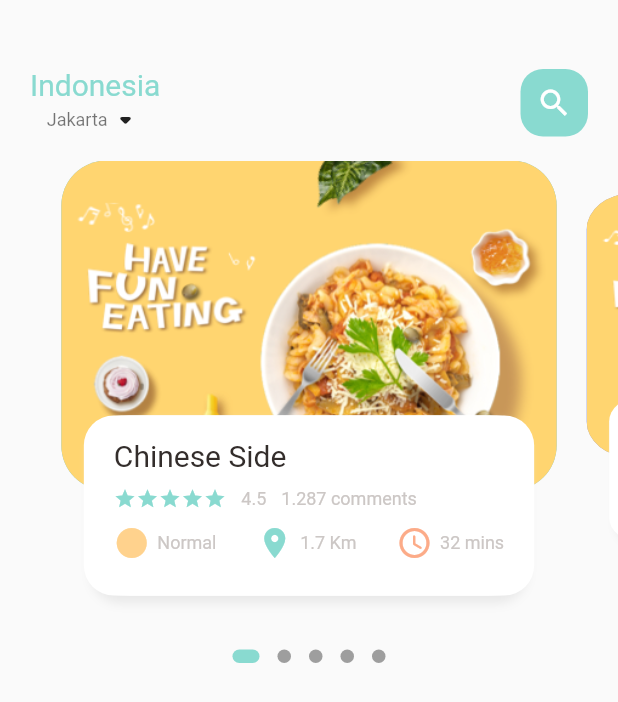
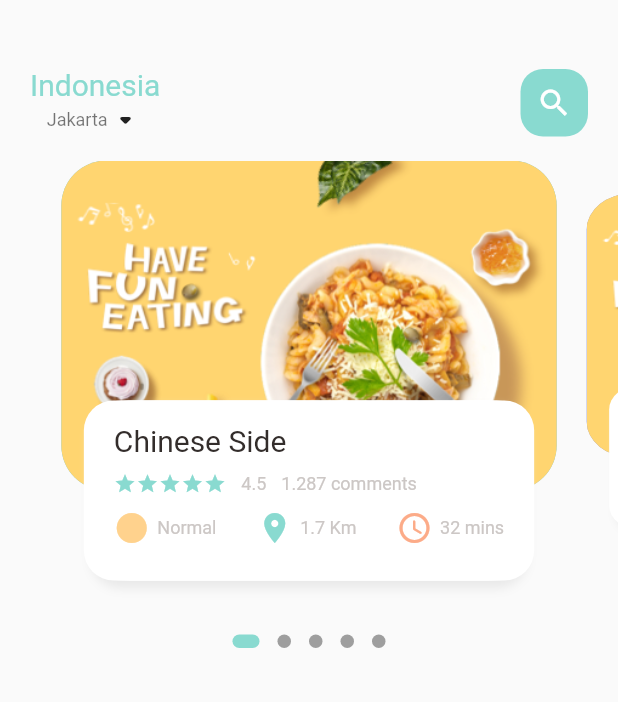
Before and after one commit to satyapratamak/dbestech.food-delivery.food-delivery-flutter, a Flutter app: the screen it shows after launch, on a phone screen of 412 x 824 dp. Shown: the top 702 px of the screen. Run offline on Flutter 3.47's test engine with Material 2 defaults, Android fonts, the phone set to English and light mode, and no system bars; drawn by our look-alikes of dots_indicator.

Commit message:
Food Delivery Part 1 = 02:05:00 Zoom Sliding with Dot but without responsive

```diff
--- a/lib/home/food_page_body.dart
+++ b/lib/home/food_page_body.dart
@@ -48,7 +48,7 @@ class _FoodPageBodyState extends State<FoodPageBody> {
       children: [
         Container(
           //color: Colors.redAccent,
-          height: 320,
+          height: 310,
           child: PageView.builder(
             controller: pageController,
             itemCount: 5,
```
